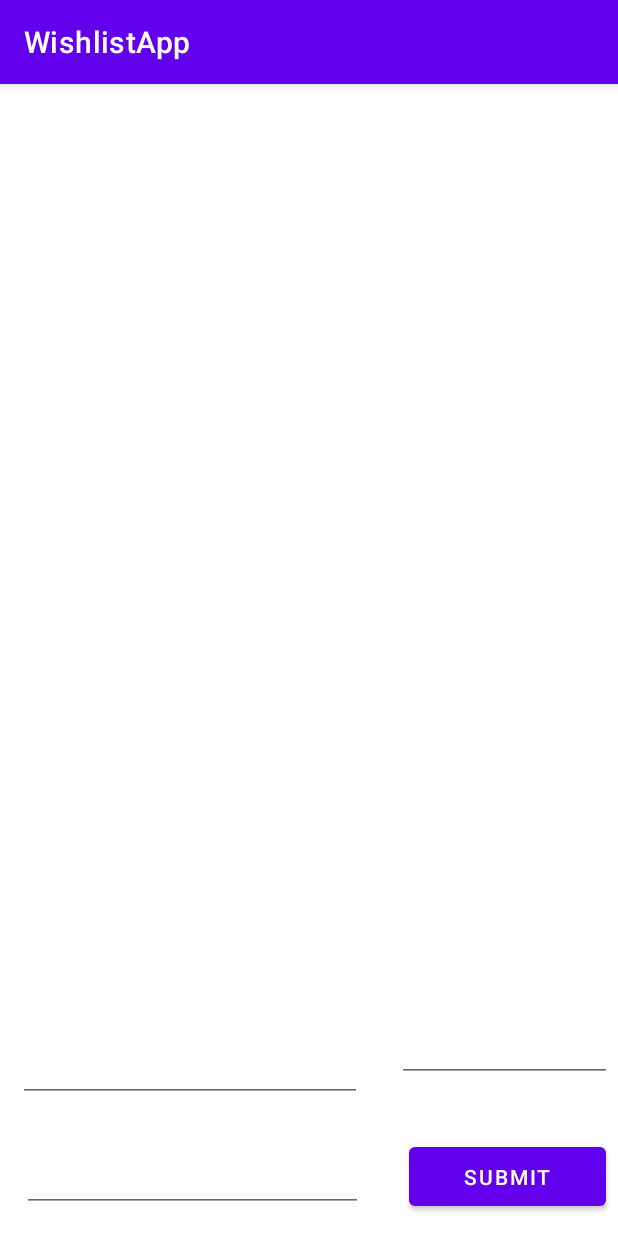
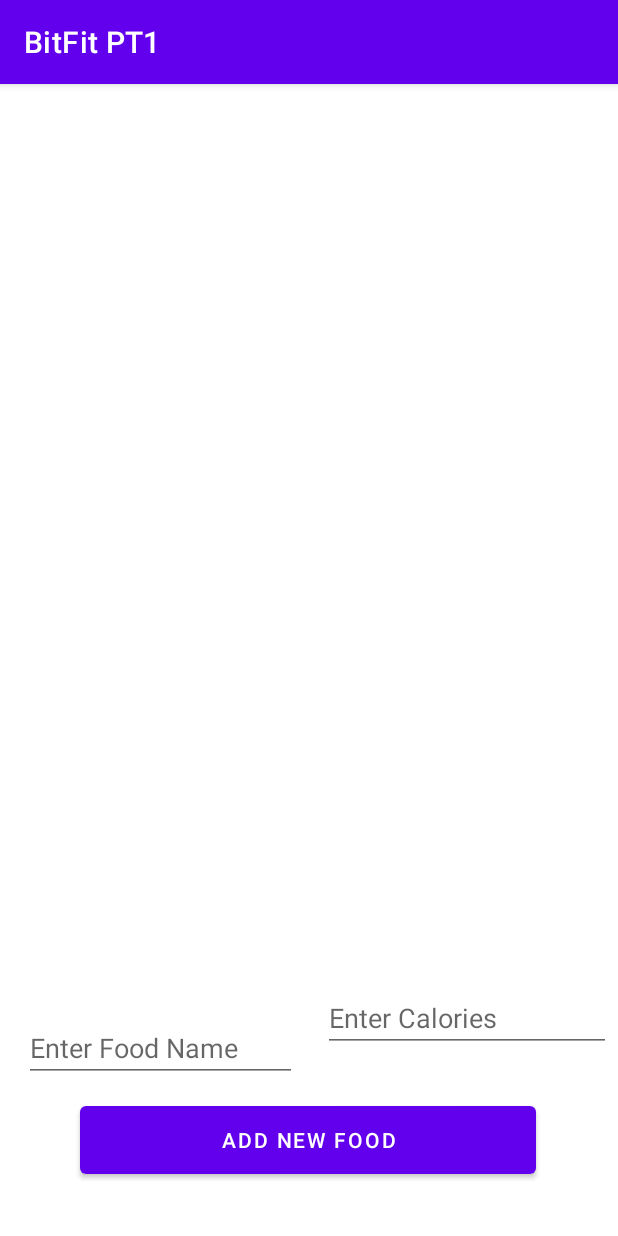
Before and after one commit to rayisooo/bitFit-pt-1, an Android app: the screen it shows after launch (MainActivity), on a phone screen of 412 x 824 dp. Run offline under Robolectric (Android 15) with nearby library versions, the phone set to English and light mode, and no system bars.

```diff
--- a/app/build.gradle
+++ b/app/build.gradle
@@ -41,4 +41,7 @@ dependencies {
     testImplementation 'junit:junit:4.13.2'
     androidTestImplementation 'androidx.test.ext:junit:1.1.5'
     androidTestImplementation 'androidx.test.espresso:espresso-core:3.5.1'
+
+
+
 }
--- a/app/src/main/java/com/example/wishlistapp/CustomAdapter.kt
+++ b/app/src/main/java/com/example/wishlistapp/CustomAdapter.kt
@@ -25,7 +25,7 @@ internal class CustomAdapter(private var itemsList: ArrayList<wish>) :
         val item = itemsList.get(position)
 
         holder.itemTextView.text = item.store.text
-        holder.text3.text = "900"
+        holder.text3.text = item.num.toString()
         holder.text2.text = item.url.text
 
     }
--- a/app/src/main/java/com/example/wishlistapp/MainActivity.kt
+++ b/app/src/main/java/com/example/wishlistapp/MainActivity.kt
@@ -25,18 +25,18 @@ class MainActivity : AppCompatActivity() {
 
         var _store: TextView = findViewById(R.id.editTextTextPersonName)
         var _url : TextView = findViewById(R.id.editTextTextPersonName2)
-        var _price : TextView = findViewById(R.id.editTextNumber)
+        //var _price : TextView = findViewById(R.id.editTextNumber)
 
         val submit_btn = findViewById<Button>(R.id.button)
 
         //wish(url =  , store = , num = )
         submit_btn.setOnClickListener{
-            prepareItems(_url , _store , _price )
+            prepareItems(_url , _store ,"Calories" )
         }
     }
 
 
-    private fun prepareItems(_a: TextView, _b: TextView, _c: TextView) {
+    private fun prepareItems(_a: TextView, _b: TextView, _c: String) {
         itemsList.add(wish(url = _a, store =_b, num = _c.toString()))
         customAdapter.notifyDataSetChanged()
     }
--- a/app/src/main/res/layout/activity_main.xml
+++ b/app/src/main/res/layout/activity_main.xml
@@ -22,60 +22,46 @@
 
     <EditText
         android:id="@+id/editTextTextPersonName"
-        android:layout_width="229dp"
-        android:layout_height="56dp"
+        android:layout_width="182dp"
+        android:layout_height="43dp"
         android:layout_marginTop="528dp"
         android:ems="10"
+        android:hint="Enter Food Name"
         android:inputType="textPersonName"
         android:windowSoftInputMode="stateAlwaysHidden"
         app:layout_constraintBottom_toBottomOf="parent"
         app:layout_constraintEnd_toEndOf="parent"
-        app:layout_constraintHorizontal_bias="0.065"
+        app:layout_constraintHorizontal_bias="0.069"
         app:layout_constraintStart_toStartOf="parent"
-        app:layout_constraintTop_toTopOf="@+id/recyclerView" />
+        app:layout_constraintTop_toTopOf="@+id/recyclerView"
+        app:layout_constraintVertical_bias="0.467" />
 
     <EditText
         android:id="@+id/editTextTextPersonName2"
-        android:layout_width="227dp"
-        android:layout_height="55dp"
-        android:layout_marginTop="56dp"
+        android:layout_width="192dp"
+        android:layout_height="41dp"
+        android:layout_marginTop="16dp"
+        android:layout_marginBottom="32dp"
         android:ems="10"
+        android:hint="Enter Calories"
         android:inputType="textPersonName"
         android:windowSoftInputMode="stateAlwaysHidden"
-        app:layout_constraintBottom_toBottomOf="parent"
+        app:layout_constraintBottom_toTopOf="@+id/button"
         app:layout_constraintEnd_toEndOf="parent"
-        app:layout_constraintHorizontal_bias="0.079"
+        app:layout_constraintHorizontal_bias="0.978"
         app:layout_constraintStart_toStartOf="parent"
-        app:layout_constraintTop_toTopOf="@+id/editTextTextPersonName"
-        app:layout_constraintVertical_bias="0.529" />
-
-    <EditText
-        android:windowSoftInputMode="stateAlwaysHidden"
-        android:id="@+id/editTextNumber"
-        android:layout_width="143dp"
-        android:layout_height="68dp"
-        android:layout_marginStart="72dp"
-        android:layout_marginTop="4dp"
-        android:layout_marginEnd="4dp"
-        android:ems="10"
-        android:inputType="number"
-        app:layout_constraintBottom_toBottomOf="parent"
-        app:layout_constraintEnd_toEndOf="parent"
-        app:layout_constraintHorizontal_bias="1.0"
-        app:layout_constraintStart_toEndOf="@+id/editTextTextPersonName"
-        app:layout_constraintTop_toBottomOf="@+id/recyclerView"
-        app:layout_constraintVertical_bias="0.032" />
+        app:layout_constraintTop_toBottomOf="@+id/recyclerView" />
 
     <Button
         android:id="@+id/button"
-        android:layout_width="131dp"
-        android:layout_height="51dp"
-        android:layout_marginTop="56dp"
-        android:text="SUBMIT"
+        android:layout_width="304dp"
+        android:layout_height="57dp"
+        android:layout_marginTop="85dp"
+        android:text="Add New Food"
         app:layout_constraintBottom_toBottomOf="parent"
         app:layout_constraintEnd_toEndOf="parent"
-        app:layout_constraintHorizontal_bias="0.789"
-        app:layout_constraintStart_toEndOf="@+id/editTextTextPersonName2"
-        app:layout_constraintTop_toTopOf="@+id/editTextNumber"
-        app:layout_constraintVertical_bias="0.774" />
+        app:layout_constraintHorizontal_bias="0.495"
+        app:layout_constraintStart_toStartOf="parent"
+        app:layout_constraintTop_toBottomOf="@+id/recyclerView"
+        app:layout_constraintVertical_bias="0.0" />
 </androidx.constraintlayout.widget.ConstraintLayout>
--- a/app/src/main/res/layout/item.xml
+++ b/app/src/main/res/layout/item.xml
@@ -10,6 +10,7 @@
         android:layout_width="197dp"
         android:layout_height="70dp"
         android:text="Newmug"
+        android:textColor="#000000"
         android:textSize="24sp"
         app:layout_constraintBottom_toBottomOf="parent"
         app:layout_constraintEnd_toEndOf="parent"
@@ -24,22 +25,23 @@
         android:layout_height="32dp"
         android:text="STORE"
         android:textSize="20sp"
+        android:windowSoftInputMode="stateAlwaysHidden"
         app:layout_constraintBottom_toBottomOf="parent"
         app:layout_constraintEnd_toEndOf="parent"
-        app:layout_constraintHorizontal_bias="0.908"
-        android:windowSoftInputMode="stateAlwaysHidden"
-        app:layout_constraintStart_toStartOf="parent" />
+        app:layout_constraintHorizontal_bias="0.949"
+        app:layout_constraintStart_toStartOf="parent"
+        app:layout_constraintTop_toTopOf="parent" />
 
     <TextView
         android:id="@+id/textView"
         android:layout_width="88dp"
         android:layout_height="33dp"
         android:layout_marginEnd="32dp"
-        android:layout_marginBottom="37dp"
         android:text="TextView"
-        app:layout_constraintBottom_toBottomOf="@+id/textView3"
+        android:textSize="20sp"
+        app:layout_constraintBottom_toBottomOf="parent"
         app:layout_constraintEnd_toEndOf="parent"
+        app:layout_constraintHorizontal_bias="0.0"
         app:layout_constraintStart_toEndOf="@+id/itemTextView"
-        app:layout_constraintTop_toTopOf="parent"
-        app:layout_constraintVertical_bias="0.0" />
+        app:layout_constraintTop_toTopOf="parent" />
 </androidx.constraintlayout.widget.ConstraintLayout>
--- a/app/src/main/res/values/strings.xml
+++ b/app/src/main/res/values/strings.xml
@@ -1,3 +1,3 @@
 <resources>
-    <string name="app_name">WishlistApp</string>
+    <string name="app_name">BitFit PT1</string>
 </resources>
```
